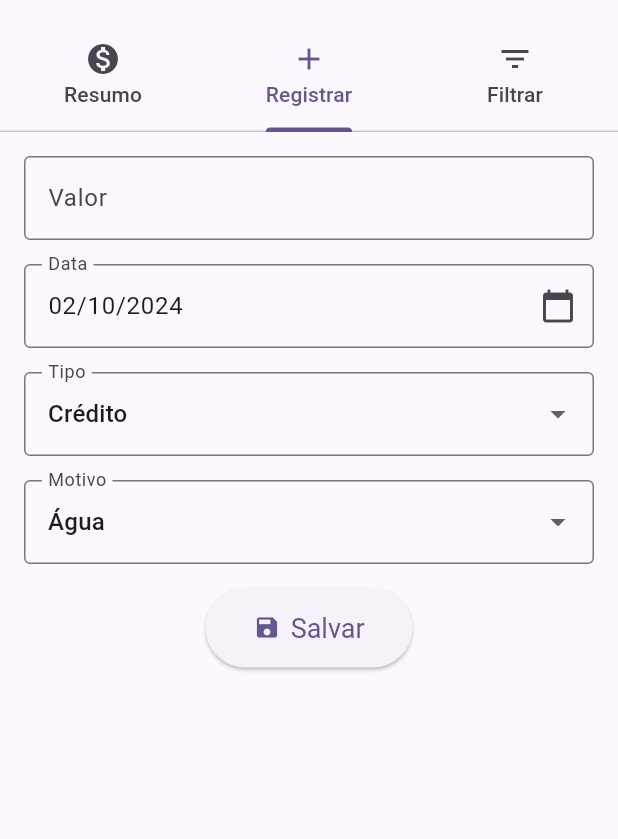
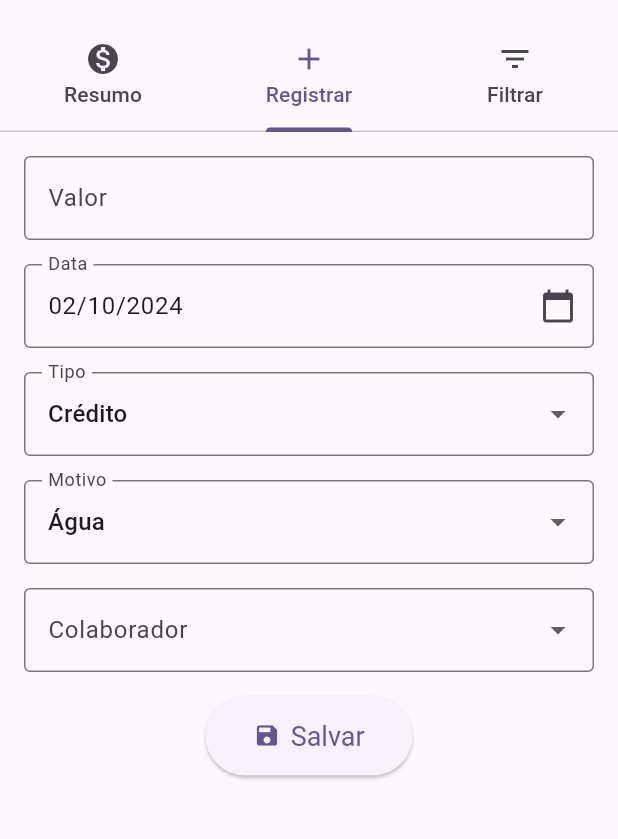
Before and after one commit to carol-sf/MinhasFinancasApp, a Flutter app: the TelaPrincipal screen opened directly with empty values, tab 2 chosen, on a phone screen of 412 x 824 dp, the part 63-902 px from its top. Run offline on Flutter 3.47's test engine with Material 3 defaults, Android fonts, the phone set to English and light mode, and no system bars; our stand-ins replace cloud_firestore, firebase_core; accounts and stored records are empty; network calls fail.

Commit message:
Feat: adicionando o campo para colaborador no registro de transações

```diff
--- a/lib/view/RegistroTransacoes.dart
+++ b/lib/view/RegistroTransacoes.dart
@@ -1,6 +1,8 @@
 import 'package:flutter/material.dart';
 import 'package:intl/intl.dart';
 import 'package:minhas_financas_app/model/Transacao.dart';
+import 'package:minhas_financas_app/model/Usuario.dart';
+import 'package:minhas_financas_app/service/UsuarioService.dart';
 
 class RegistroTransacaoScreen extends StatefulWidget {
   final Function(Transacao) onNovaTransacao;
@@ -12,12 +14,15 @@ class RegistroTransacaoScreen extends StatefulWidget {
 }
 
 class _RegistroTransacaoScreenState extends State<RegistroTransacaoScreen> {
+  final UsuarioService usuarioService = UsuarioService();
   final _formKey = GlobalKey<FormState>();
   final _valorController = TextEditingController();
   final _dataController = TextEditingController();
   DateTime _data = DateTime.now();
   String _tipo = 'Crédito';
   String _motivo = 'Água';
+  List<Usuario> _usuarios = [];
+  Usuario? _usuarioSelecionado;
 
   final List<String> _tiposTransacao = ['Crédito', 'Débito'];
   final List<String> _motivos = ['Água', 'Luz', 'Internet', 'Lazer', 'Alimentação', 'Outros'];
@@ -26,6 +31,7 @@ class _RegistroTransacaoScreenState extends State<RegistroTransacaoScreen> {
   void initState() {
     super.initState();
     _dataController.text = DateFormat('dd/MM/yyyy').format(_data);
+    _carregarUsuarios();
   }
 
   @override
@@ -33,6 +39,13 @@ class _RegistroTransacaoScreenState extends State<RegistroTransacaoScreen> {
     _valorController.dispose();
     _dataController.dispose();
     super.dispose();
+  }
+
+  _carregarUsuarios() async {
+    var usuarios = await usuarioService.buscarTodos() ?? [];
+    setState(() {
+      _usuarios = usuarios;
+    });
   }
 
   Future<void> _selectDate(BuildContext context) async {
@@ -125,6 +138,31 @@ class _RegistroTransacaoScreenState extends State<RegistroTransacaoScreen> {
               },
             ),
             const SizedBox(height: 16.0),
+            DropdownButtonFormField<Usuario?>(
+              value: _usuarioSelecionado,
+              decoration: const InputDecoration(
+                labelText: 'Colaborador',
+                border: OutlineInputBorder(),
+              ),
+              items: [
+                const DropdownMenuItem<Usuario?>(
+                  value: null, // Valor nulo para deixar o campo vazio
+                  child: Text('Selecione um colaborador'), // Texto exibido quando não há seleção
+                ),
+                ..._usuarios.map((usuario) {
+                  return DropdownMenuItem(
+                    value: usuario,
+                    child: Text(usuario.usuario),
+                  );
+                }),
+              ],
+              onChanged: (value) {
+                setState(() {
+                  _usuarioSelecionado = value;
+                });
+              },
+            ),
+            const SizedBox(height: 16.0),
             ElevatedButton.icon(
                 onPressed: () {
                   if (_formKey.currentState?.validate() ?? false) {
```
Also changed, not shown: lib/model/Usuario.dart (+7 -2 lines).
